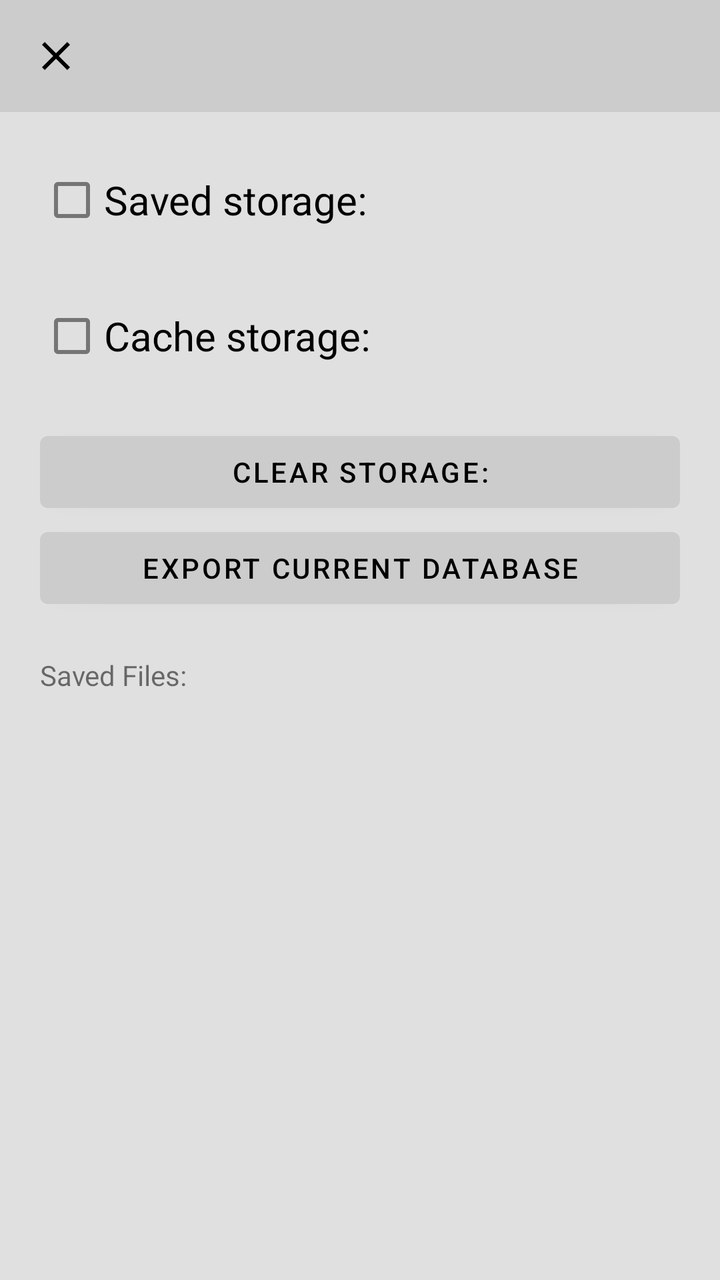
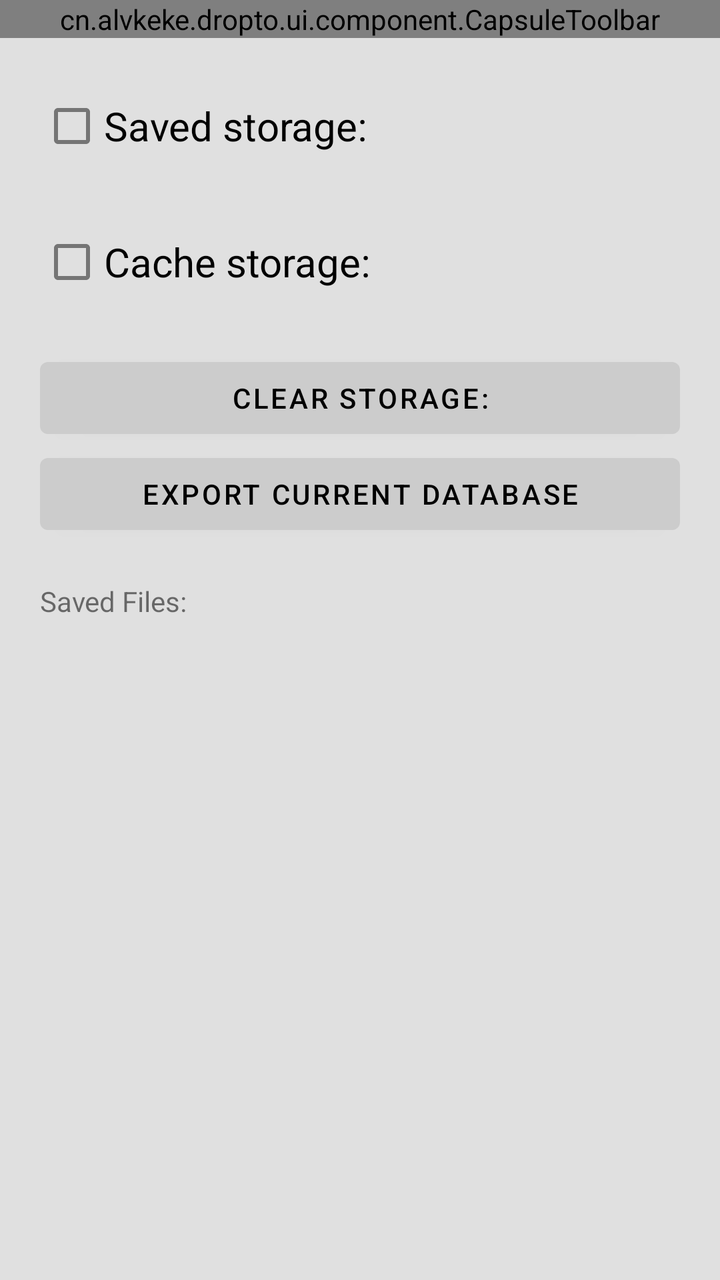

Two renders of the same Android screen: before a commit and after it. Below are the layout's source before the change and the commit's diff.
<!-- AndroidManifest.xml: application theme Theme.DropTo -->
<!-- res/layout/fragment_mgmt_storage.xml -->
<?xml version="1.0" encoding="utf-8"?>
<androidx.constraintlayout.widget.ConstraintLayout xmlns:android="http://schemas.android.com/apk/res/android"
    android:layout_width="match_parent"
    android:layout_height="match_parent"
    android:focusable="true"
    android:clickable="true"
    android:background="@color/color_background"
    xmlns:app="http://schemas.android.com/apk/res-auto">

    <com.google.android.material.appbar.MaterialToolbar
        android:id="@+id/mgmt_storage_toolbar"
        app:layout_constraintStart_toStartOf="parent"
        app:layout_constraintTop_toTopOf="parent"
        app:navigationIcon="@drawable/icon_common_cross"
        android:background="?android:statusBarColor"
        android:layout_width="match_parent"
        android:layout_height="wrap_content" />

    <CheckBox
        android:id="@+id/mgmt_storage_attachment"
        app:layout_constraintStart_toStartOf="parent"
        app:layout_constraintTop_toBottomOf="@id/mgmt_storage_toolbar"
        android:text="@string/string_image_storage_usage_prompt"
        android:layout_margin="20dp"
        android:textSize="20sp"
        android:layout_width="match_parent"
        android:layout_height="wrap_content"/>

    <CheckBox
        android:id="@+id/mgmt_storage_cache"
        app:layout_constraintStart_toStartOf="parent"
        app:layout_constraintTop_toBottomOf="@id/mgmt_storage_attachment"
        android:text="@string/string_cache_storage_usage_prompt"
        android:layout_margin="20dp"
        android:textSize="20sp"
        android:layout_width="match_parent"
        android:layout_height="wrap_content"/>

    <Button
        android:id="@+id/mgmt_storage_btn_clear"
        app:layout_constraintStart_toStartOf="parent"
        app:layout_constraintTop_toBottomOf="@id/mgmt_storage_cache"
        android:text="@string/string_clear_storage_button_prompt"
        android:layout_margin="20dp"
        android:layout_width="match_parent"
        android:layout_height="wrap_content"/>

    <Button
        android:id="@+id/mgmt_storage_btn_export_db"
        app:layout_constraintStart_toStartOf="@id/mgmt_storage_btn_clear"
        app:layout_constraintEnd_toEndOf="@id/mgmt_storage_btn_clear"
        android:layout_marginStart="20dp"
        android:layout_marginEnd="20dp"
        app:layout_constraintTop_toBottomOf="@id/mgmt_storage_btn_clear"
        android:text="@string/string_export_db_button_prompt"
        android:layout_width="match_parent"
        android:layout_height="wrap_content"/>

    <TextView
        android:id="@+id/mgmt_storage_list_label"
        android:text="@string/string_mgmt_list_label"
        app:layout_constraintStart_toStartOf="parent"
        app:layout_constraintEnd_toEndOf="parent"
        app:layout_constraintTop_toBottomOf="@id/mgmt_storage_btn_export_db"
        android:layout_margin="20dp"
        android:layout_width="match_parent"
        android:layout_height="wrap_content"/>

    <androidx.recyclerview.widget.RecyclerView
        android:id="@+id/mgmt_storage_list_files"
        app:layout_constraintStart_toStartOf="parent"
        app:layout_constraintTop_toBottomOf="@id/mgmt_storage_list_label"
        app:layout_constraintBottom_toBottomOf="parent"
        android:layout_marginStart="20dp"
        android:layout_marginEnd="20dp"
        android:layout_marginBottom="20dp"
        android:layout_width="match_parent"
        android:layout_height="0dp"/>


</androidx.constraintlayout.widget.ConstraintLayout>
<!-- resources referenced by this layout -->
<resources>
  <color name="color_background">#E0E0E0</color>
  <!-- drawable icon_common_cross (drawable) -->
  <vector xmlns:android="http://schemas.android.com/apk/res/android" android:height="24dp" android:tint="#000000" android:viewportHeight="24" android:viewportWidth="24" android:width="24dp">
        
      <path android:fillColor="@android:color/white" android:pathData="M19,6.41L17.59,5 12,10.59 6.41,5 5,6.41 10.59,12 5,17.59 6.41,19 12,13.41 17.59,19 19,17.59 13.41,12z"/>
      
  </vector>
  <string name="string_cache_storage_usage_prompt">Cache storage:</string>
  <string name="string_clear_storage_button_prompt">Clear storage:</string>
  <string name="string_export_db_button_prompt">Export current database</string>
  <string name="string_image_storage_usage_prompt">Saved storage:</string>
  <string name="string_mgmt_list_label">Saved Files:</string>
  <style name="Theme.DropTo" parent="Theme.MaterialComponents.Light">
          
          <item name="colorPrimary">@color/color_action_bar</item>
          <item name="colorPrimaryVariant">@color/color_navigation_bar</item>
          <item name="colorOnPrimary">@color/colorMainTitle</item>
          
          <item name="colorSecondary">@color/teal_200</item>
          <item name="colorSecondaryVariant">@color/teal_700</item>
          <item name="colorOnSecondary">@color/colorMainTitle</item>
          
          <item name="android:statusBarColor">?attr/colorPrimary</item>
          <item name="android:navigationBarColor">?attr/colorPrimaryVariant</item>
          
          <item name="backgroundColor">@color/color_background</item>
      </style>
  <color name="color_action_bar">#CCCCCC</color>
  <color name="color_navigation_bar">#CCCCCC</color>
  <color name="colorMainTitle">#000000</color>
  <color name="teal_200">#B2DFDB</color>
  <color name="teal_700">#009688</color>
</resources>

<!-- the commit's change to res/layout/fragment_mgmt_storage.xml (unified diff, before → after) -->
@@ -2,17 +2,19 @@
 <androidx.constraintlayout.widget.ConstraintLayout xmlns:android="http://schemas.android.com/apk/res/android"
     android:layout_width="match_parent"
     android:layout_height="match_parent"
+    android:clipToOutline="false"
+    android:clipToPadding="false"
+    android:clipChildren="false"
     android:focusable="true"
     android:clickable="true"
     android:background="@color/color_background"
     xmlns:app="http://schemas.android.com/apk/res-auto">
 
-    <com.google.android.material.appbar.MaterialToolbar
+    <cn.alvkeke.dropto.ui.component.CapsuleToolbar
         android:id="@+id/mgmt_storage_toolbar"
         app:layout_constraintStart_toStartOf="parent"
         app:layout_constraintTop_toTopOf="parent"
         app:navigationIcon="@drawable/icon_common_cross"
-        android:background="?android:statusBarColor"
         android:layout_width="match_parent"
         android:layout_height="wrap_content" />
 
<!-- resource entries referenced after the edit -->
@@ -12,7 +12,7 @@
   <string name="string_export_db_button_prompt">Export current database</string>
   <string name="string_image_storage_usage_prompt">Saved storage:</string>
   <string name="string_mgmt_list_label">Saved Files:</string>
-  <style name="Theme.DropTo" parent="Theme.MaterialComponents.Light">
+  <style name="Theme.DropTo" parent="Theme.MaterialComponents.DayNight">
           
           <item name="colorPrimary">@color/color_action_bar</item>
           <item name="colorPrimaryVariant">@color/color_navigation_bar</item>
@@ -22,15 +22,46 @@
           <item name="colorSecondaryVariant">@color/teal_700</item>
           <item name="colorOnSecondary">@color/colorMainTitle</item>
           
-          <item name="android:statusBarColor">?attr/colorPrimary</item>
-          <item name="android:navigationBarColor">?attr/colorPrimaryVariant</item>
+          <item name="android:statusBarColor">@android:color/transparent</item>
+          <item name="android:navigationBarColor">@android:color/transparent</item>
           
           <item name="backgroundColor">@color/color_background</item>
+          
+          <item name="toolbarStyle">@style/Widget.DropTo.Toolbar</item>
+          <item name="toolbarNavigationButtonStyle">@style/Widget.DropTo.Toolbar.NavigationButton</item>
       </style>
   <color name="color_action_bar">#CCCCCC</color>
   <color name="color_navigation_bar">#CCCCCC</color>
   <color name="colorMainTitle">#000000</color>
   <color name="teal_200">#B2DFDB</color>
   <color name="teal_700">#009688</color>
+  <style name="Widget.DropTo.Toolbar" parent="Widget.MaterialComponents.Toolbar">
+          <item name="android:background">@android:color/transparent</item>
+          
+          <item name="android:paddingStart">@dimen/capsule_spacing</item>
+          <item name="android:paddingEnd">@dimen/capsule_spacing</item>
+          <item name="maxButtonHeight">@dimen/capsule_size</item>
+          <item name="android:clipToOutline">false</item>
+          <item name="android:clipToPadding">false</item>
+          <item name="android:clipChildren">false</item>
+      </style>
+  <style name="Widget.DropTo.Toolbar.NavigationButton" parent="Widget.AppCompat.Toolbar.Button.Navigation">
+          <item name="android:background">@drawable/bg_solid_control</item>
+          <item name="android:scaleType">center</item>
+          <item name="android:minWidth">@dimen/capsule_size</item>
+          <item name="android:minHeight">@dimen/capsule_size</item>
+          <item name="android:elevation">8dp</item>
+      </style>
+  <dimen name="capsule_spacing">8dp</dimen>
+  <dimen name="capsule_size">48dp</dimen>
+  <!-- drawable bg_solid_control (drawable) -->
+  <?xml version="1.0" encoding="utf-8"?>
+  <shape xmlns:android="http://schemas.android.com/apk/res/android"
+      android:shape="rectangle">
+      <corners android:radius="@dimen/capsule_radius" />
+      <solid android:color="@color/solid_control_background" />
+  </shape>
+  <dimen name="capsule_radius">24dp</dimen>
+  <color name="solid_control_background">#FFFFFF</color>
 </resources>
 
